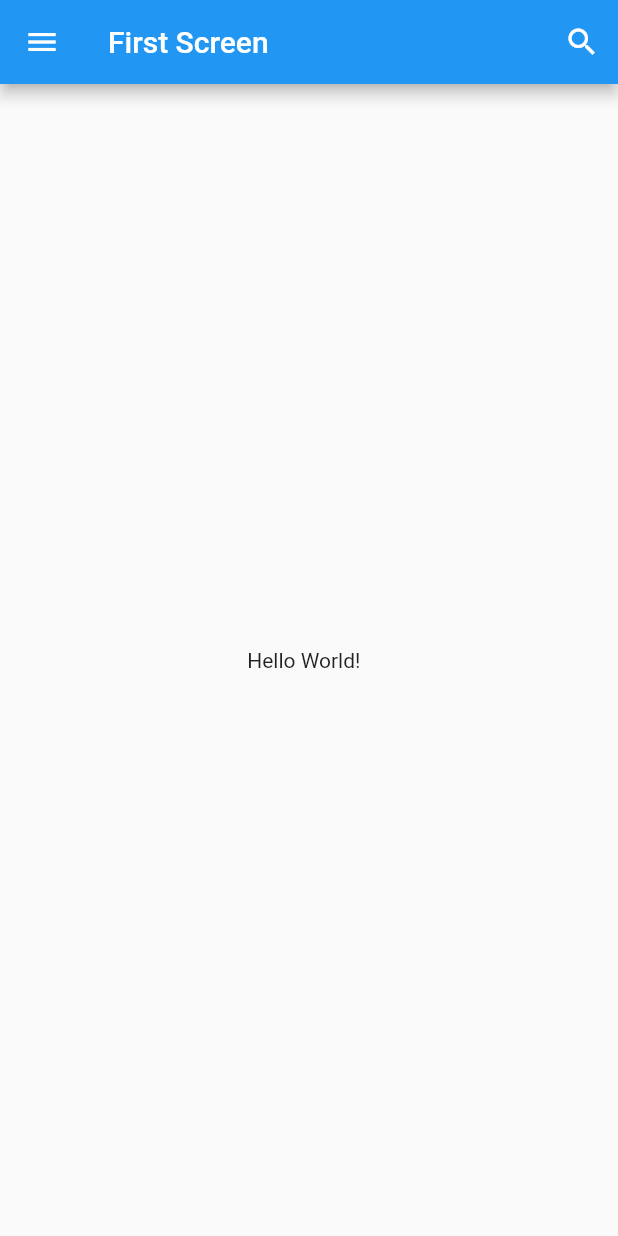
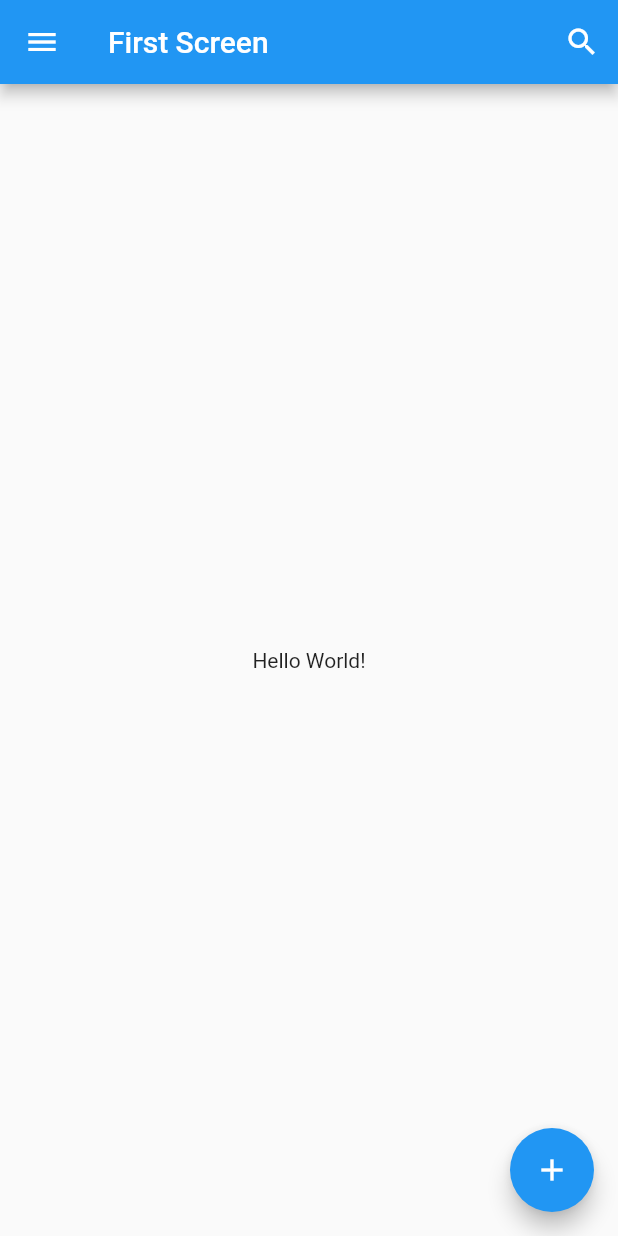
Before and after one commit to abdu-dotcom/Learn-Flutter-2, a Flutter app: the screen it shows after launch, on a phone screen of 412 x 824 dp. Run offline on Flutter 3.47's test engine with Material 2 defaults, Android fonts, the phone set to English and light mode, and no system bars.

Commit message:
add FloatingActtionButton (only UI)

```diff
--- a/lib/main.dart
+++ b/lib/main.dart
@@ -54,7 +54,13 @@ class FirstScreen extends StatelessWidget {
 
         ],
       ),
-      body: Center(child: Text('Hello World!  ')),
+      body: Center(
+        child: Text('Hello World!')
+        ),
+        floatingActionButton: FloatingActionButton(onPressed: () {
+
+        },
+        child: Icon(Icons.add),)
     );
   }
 }
```
